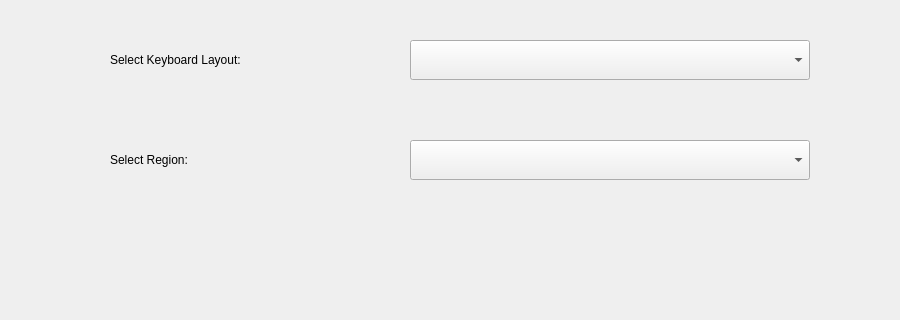
Before: the Qt Designer form ui/locales.ui in Vortex-Linux/vortex-installer, drawn with Qt 5; both pictures show x 0 to 900 and y 320 to 640 of the 900 by 800 pixel window.
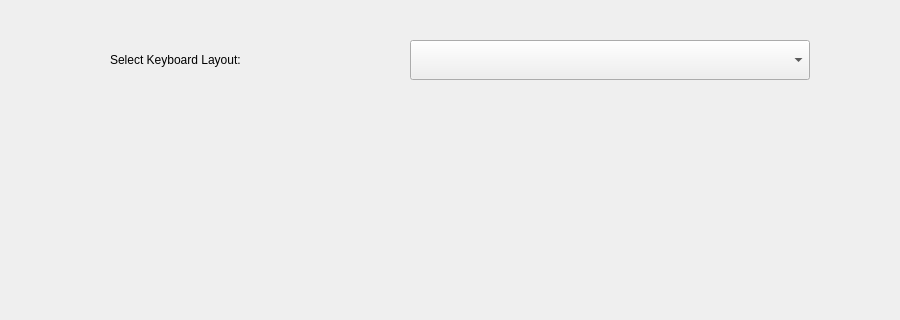
After: the same form once the commit is applied.

Commit message: Removed region as it was not much needed

The edit to the form file:
```diff
--- a/ui/locales.ui
+++ b/ui/locales.ui
@@ -91,29 +91,6 @@
                     </rect>
                 </property>
             </widget>
-            <widget class="QLabel" name="regionLabel">
-                <property name="geometry">
-                    <rect>
-                        <x>100</x>
-                        <y>450</y>
-                        <width>400</width>
-                        <height>40</height>
-                    </rect>
-                </property>
-                <property name="text">
-                    <string>Select Region:</string>
-                </property>
-            </widget>
-            <widget class="QComboBox" name="regionComboBox">
-                <property name="geometry">
-                    <rect>
-                        <x>400</x>
-                        <y>450</y>
-                        <width>400</width>
-                        <height>40</height>
-                    </rect>
-                </property>
-            </widget>
         </widget>
     </widget>
 </ui>
```
The commit also changes 2 other files.
